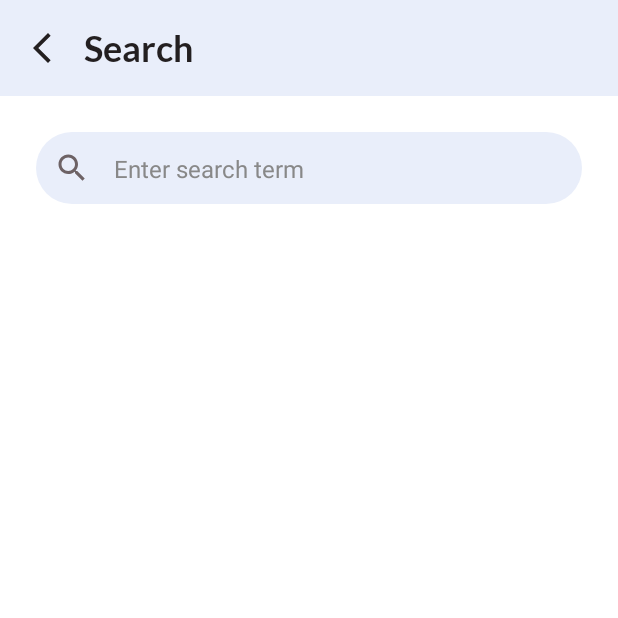
After one commit to nptakudo/NotiMe_GrabBootcamp, an Android app built with Jetpack Compose: the SearchScreen screen opened through its navigation route, on a phone screen of 412 x 824 dp, the top half of it. The commit adds this screen. Run offline under Robolectric (Android 15) with nearby library versions, the phone set to English and light mode, and no system bars; our stand-ins replace Dagger/Hilt's generated code; 2 statements that could not run were skipped.

Commit message:
[FE] Search Screen

```diff
--- a/frontend/app/src/main/java/com/example/frontend/navigation/AppNav.kt
+++ b/frontend/app/src/main/java/com/example/frontend/navigation/AppNav.kt
@@ -1,5 +1,6 @@
 package com.example.frontend.navigation
 
+import android.util.Log
 import androidx.compose.runtime.Composable
 import androidx.hilt.navigation.compose.hiltViewModel
 import androidx.navigation.NavController
@@ -9,6 +10,7 @@ import androidx.navigation.compose.NavHost
 import androidx.navigation.compose.composable
 import com.example.frontend.ui.screens.home.HomeRoute
 import com.example.frontend.ui.screens.reader.ReaderRoute
+import com.example.frontend.ui.screens.search.SearchScreen
 import com.example.frontend.ui.screens.subscription.SubscriptionRoute
 
 @Composable
@@ -23,6 +25,7 @@ fun AppNavGraph(
         showBookmarkList(navController)
         showBookmarkListDetail(navController)
         showSubscription(navController)
+        showSearch(navController)
     }
 }
 
@@ -82,6 +85,17 @@ private fun NavGraphBuilder.showSubscription(navController: NavController) {
         SubscriptionRoute(
             viewModel = hiltViewModel(),
             onNavigateNavBar = {},
+            onSearchIconClick = {navController.navigate(Route.Search.route)}
         )
     }
 }
+private fun NavGraphBuilder.showSearch(navController: NavController) {
+    composable(Route.Search.route) {
+        SearchScreen(
+            onBack = { navController.navigateUp() },
+            onSearch = {
+                Log.i("AppNavGraph", "Search for $it")
+            }
+        )
+    }
+}
--- a/frontend/app/src/main/java/com/example/frontend/navigation/Route.kt
+++ b/frontend/app/src/main/java/com/example/frontend/navigation/Route.kt
@@ -11,4 +11,5 @@ sealed class Route(
     data object BookmarkList : Route("bookmark_list")
     data object BookmarkListDetail : Route("bookmark_detail")
     data object Following : Route("following")
+    data object Search : Route("search")
 }
--- a/frontend/app/src/main/java/com/example/frontend/ui/component/BottomSheetBookmarkContent.kt
+++ b/frontend/app/src/main/java/com/example/frontend/ui/component/BottomSheetBookmarkContent.kt
@@ -30,7 +30,7 @@ fun BottomSheetBookmarkContent(
     bookmarkLists: List<BookmarkList>,
     onNewBookmarkList: () -> Unit,
     onBookmark: (bookmarkId: BigInteger) -> Unit,
-    onUnbookmark: (bookmarkId: BigInteger) -> Unit,
+    onUnBookmark: (bookmarkId: BigInteger) -> Unit,
     onClose: () -> Unit,
 ) {
     Column(
@@ -83,7 +83,7 @@ fun BottomSheetBookmarkContent(
                         if (it) {
                             onBookmark(bookmarkList.id)
                         } else {
-                            onUnbookmark(bookmarkList.id)
+                            onUnBookmark(bookmarkList.id)
                         }
                     }
                 )
--- a/frontend/app/src/main/java/com/example/frontend/ui/screens/home/HomeScreen.kt
+++ b/frontend/app/src/main/java/com/example/frontend/ui/screens/home/HomeScreen.kt
@@ -282,7 +282,7 @@ fun HomeScreenContentSortByDate(
                                 }
                             },
                             onBookmark = { onBookmark(bottomSheetBookmarkArticleId, it) },
-                            onUnbookmark = { onUnbookmark(bottomSheetBookmarkArticleId, it) },
+                            onUnBookmark = { onUnbookmark(bottomSheetBookmarkArticleId, it) },
                             onClose = { onClose {} },
                         )
                     } else if (bottomSheetContent == HomeUiConfig.BottomSheetContentType.NEW_BOOKMARK) {
--- a/frontend/app/src/main/java/com/example/frontend/ui/screens/reader/ReaderRoute.kt
+++ b/frontend/app/src/main/java/com/example/frontend/ui/screens/reader/ReaderRoute.kt
@@ -28,7 +28,7 @@ fun ReaderRoute(
         onToBrowser = { /* TODO */ },
         onRelatedArticleClick = onReadAnotherArticle,
         onBookmark = viewModel::onBookmarkRelatedArticle,
-        onUnbookmark = viewModel::onUnbookmarkRelatedArticle,
+        onUnBookmark = viewModel::onUnbookmarkRelatedArticle,
         onNewBookmark = viewModel::onCreateNewBookmark,
         onLoadMoreRelatedArticles = { /* TODO */ },
         onBack = onBack,
--- /dev/null
+++ b/frontend/app/src/main/java/com/example/frontend/ui/screens/search/SearchResultScreen.kt
@@ -0,0 +1,4 @@
+package com.example.frontend.ui.screens.search
+
+class SearchResultScreen {
+}
--- /dev/null
+++ b/frontend/app/src/main/java/com/example/frontend/ui/screens/search/SearchResultViewModel.kt
@@ -0,0 +1,4 @@
+package com.example.frontend.ui.screens.search
+
+class SearchResultViewModel {
+}
--- /dev/null
+++ b/frontend/app/src/main/java/com/example/frontend/ui/screens/search/SearchScreen.kt
@@ -0,0 +1,136 @@
+package com.example.frontend.ui.screens.search
+
+import androidx.compose.foundation.border
+import androidx.compose.foundation.layout.Box
+import androidx.compose.foundation.layout.Column
+import androidx.compose.foundation.layout.fillMaxSize
+import androidx.compose.foundation.layout.fillMaxWidth
+import androidx.compose.foundation.layout.height
+import androidx.compose.foundation.layout.padding
+import androidx.compose.foundation.shape.RoundedCornerShape
+import androidx.compose.material.icons.Icons
+import androidx.compose.material.icons.filled.Search
+import androidx.compose.material.icons.outlined.ArrowBackIosNew
+import androidx.compose.material3.ExperimentalMaterial3Api
+import androidx.compose.material3.Icon
+import androidx.compose.material3.IconButton
+import androidx.compose.material3.MaterialTheme
+import androidx.compose.material3.Text
+import androidx.compose.material3.TextField
+import androidx.compose.material3.TextFieldDefaults
+import androidx.compose.material3.TopAppBar
+import androidx.compose.material3.TopAppBarDefaults
+import androidx.compose.runtime.Composable
+import androidx.compose.runtime.MutableState
+import androidx.compose.runtime.getValue
+import androidx.compose.runtime.mutableStateOf
+import androidx.compose.runtime.remember
+import androidx.compose.runtime.saveable.rememberSaveable
+import androidx.compose.runtime.setValue
+import androidx.compose.ui.Modifier
+import androidx.compose.ui.graphics.Color
+import androidx.compose.ui.text.TextStyle
+import androidx.compose.ui.text.font.FontWeight
+import androidx.compose.ui.unit.dp
+import androidx.compose.ui.unit.sp
+import com.example.frontend.ui.theme.Colors
+
+@OptIn(ExperimentalMaterial3Api::class)
+@Composable
+fun SearchScreen (
+    onSearch: (String) -> Unit,
+    onBack: () -> Unit
+) {
+    val searchString = remember { mutableStateOf("") }
+
+    Column(modifier = Modifier.fillMaxSize()) {
+        TopAppBar(
+            title = {
+                    Text(
+                        text = "Search",
+                        style = MaterialTheme.typography.headlineLarge.copy(
+                            fontWeight = FontWeight.SemiBold
+                        )
+                    )
+            },
+            colors = TopAppBarDefaults.topAppBarColors(
+                containerColor = Colors.topBarContainer
+            ),
+            navigationIcon = {
+                IconButton(
+                    onClick = onBack
+                ) {
+                    Icon(
+                        imageVector = Icons.Outlined.ArrowBackIosNew,
+                        contentDescription = "back"
+                    )
+                }
+            }
+        )
+        Box(
+            modifier = Modifier
+                .padding(
+                    start = 12.dp,
+                    end = 12.dp
+                )
+                .fillMaxSize()
+        ) {
+            SearchBar(
+                searchString = searchString,
+                onSearch = onSearch
+            )
+        }
+    }
+}
+@OptIn(ExperimentalMaterial3Api::class)
+@Composable
+fun SearchBar(
+    searchString: MutableState<String>,
+    onSearch: (String) -> Unit
+) {
+    TextField(
+        value = searchString.value,
+        onValueChange = {
+            searchString.value = it
+        },
+        modifier = Modifier
+            .fillMaxWidth()
+            .padding(
+                vertical = 24.dp,
+                horizontal = 12.dp
+            )
+            .height(48.dp),
+        placeholder = {
+            Text(
+                "Enter search term",
+                style = TextStyle(
+                    color = Color.Gray,
+                    fontSize = 16.sp
+                )
+            ) },
+        leadingIcon = {
+            IconButton(
+                onClick = {
+                    onSearch(searchString.value)
+                }
+            ) {
+                Icon(
+                    imageVector = Icons.Default.Search,
+                    contentDescription = "Search Icon"
+                )
+            }
+        },
+        shape = RoundedCornerShape(26.dp),
+        singleLine = true,
+        textStyle = TextStyle(
+            color = Color.Black,
+            fontSize = 16.sp,
+        ),
+        colors = TextFieldDefaults.colors(
+            focusedContainerColor = Colors.topBarContainer,
+            unfocusedContainerColor = Colors.topBarContainer,
+            focusedIndicatorColor = Color.Transparent,
+            unfocusedIndicatorColor = Color.Transparent
+        )
+    )
+}
--- a/frontend/app/src/main/java/com/example/frontend/ui/screens/subscription/SubscriptionRoute.kt
+++ b/frontend/app/src/main/java/com/example/frontend/ui/screens/subscription/SubscriptionRoute.kt
@@ -9,7 +9,8 @@ import com.example.frontend.navigation.Route
 @Composable
 fun SubscriptionRoute (
     viewModel: SubscriptionViewModel,
-    onNavigateNavBar: (route: Route) -> Unit
+    onNavigateNavBar: (route: Route) -> Unit,
+    onSearchIconClick: () -> Unit
 ) {
     val uiState by viewModel.uiState.collectAsStateWithLifecycle()
     if (uiState.subscriptions.isEmpty()) {
@@ -21,7 +22,7 @@ fun SubscriptionRoute (
     SubscriptionScreen(
         uiState = uiState,
         onRefresh = { viewModel.loadSources() },
-        onSearchIconClick = { /* TODO */ },
+        onSearchIconClick = onSearchIconClick,
         onNavigateNavBar = onNavigateNavBar
     )
 }
```
Also changed, not shown: frontend/app/src/main/java/com/example/frontend/ui/screens/reader/ReaderScreen.kt (+4 -4 lines), frontend/app/src/main/java/com/example/frontend/ui/screens/subscription/SubscriptionScreen.kt (+18 -2 lines).
